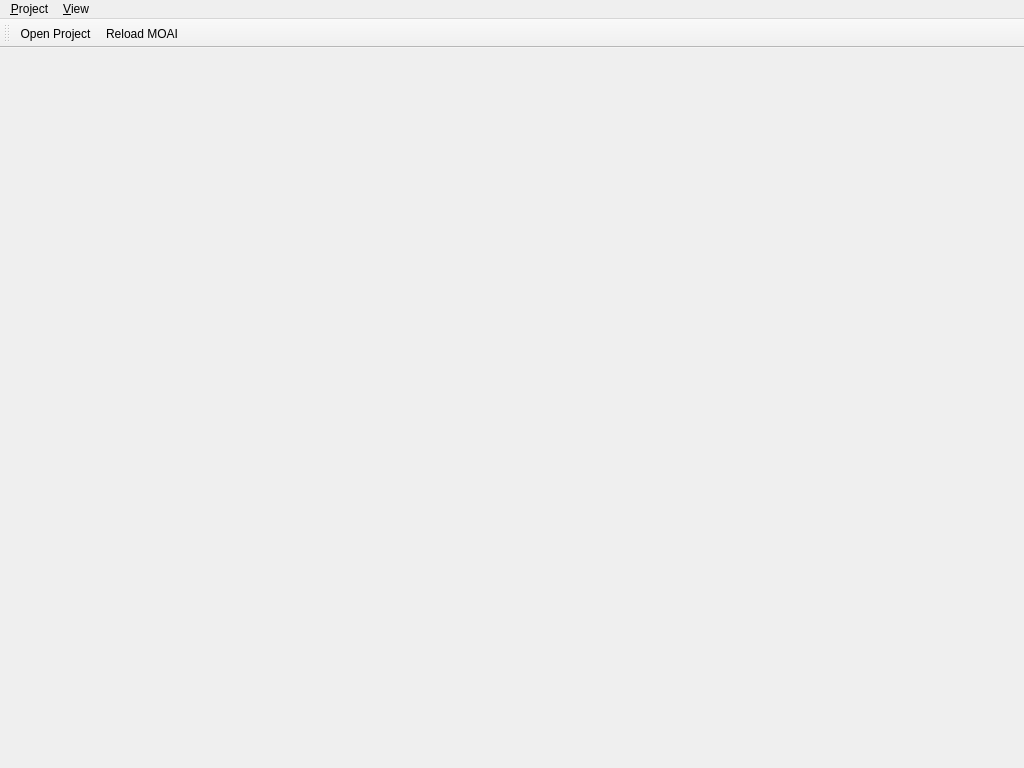
First picture: the form in resources/ui/mainwindow.ui, repository RazielSun/MOAIEditor, before the edit.
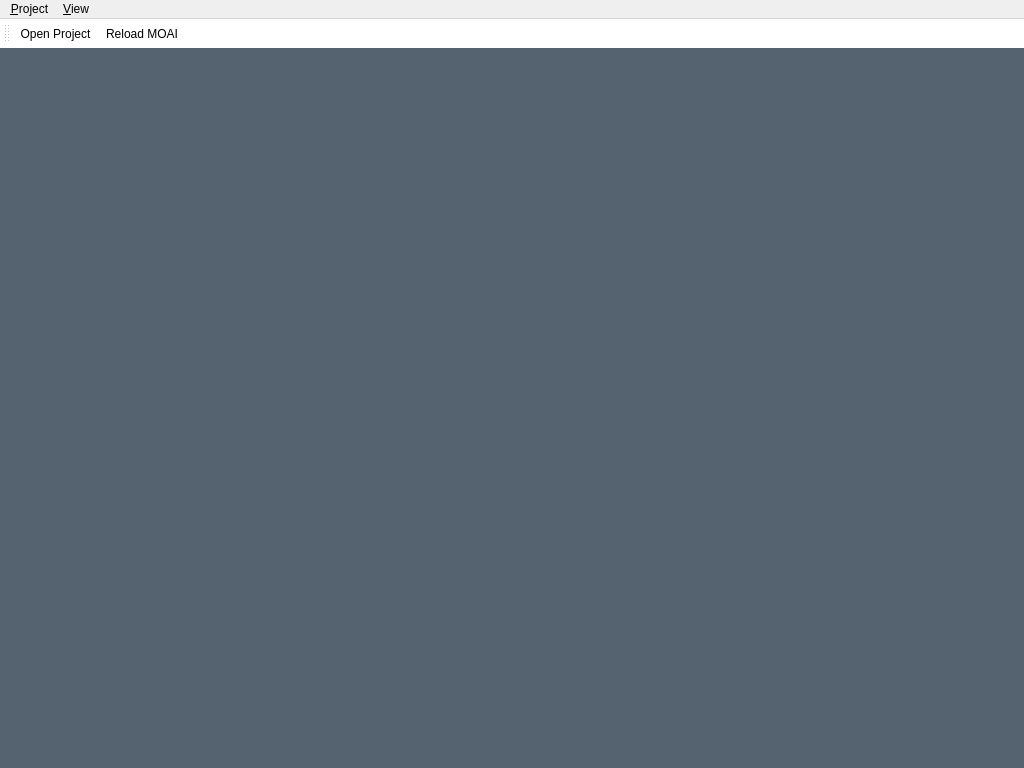
Second picture: the form after the edit. Icons and pictures are not drawn.

The edit to the form file:
```diff
--- a/resources/ui/mainwindow.ui
+++ b/resources/ui/mainwindow.ui
@@ -19,6 +19,11 @@
   <property name="windowTitle">
    <string>MainWindow</string>
   </property>
+  <property name="styleSheet">
+   <string notr="true">#centralwidget {
+background-color:#556270;
+}</string>
+  </property>
   <widget class="QWidget" name="centralwidget"/>
   <widget class="QMenuBar" name="menuBar">
    <property name="geometry">
@@ -49,6 +54,15 @@
    <property name="windowTitle">
     <string>toolBar</string>
    </property>
+   <property name="autoFillBackground">
+    <bool>false</bool>
+   </property>
+   <property name="styleSheet">
+    <string notr="true">#toolBar {
+background-color: white;
+border: 0px;
+}</string>
+   </property>
    <attribute name="toolBarArea">
     <enum>TopToolBarArea</enum>
    </attribute>
```
Left out of the diff: 12 changed lines with no effect on the pictures.
